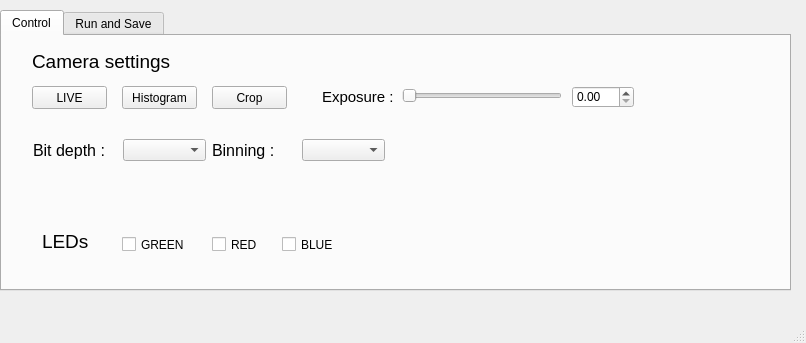
Qt form isoi_window.ui (JohnstonLab/OMMI) before a commit.
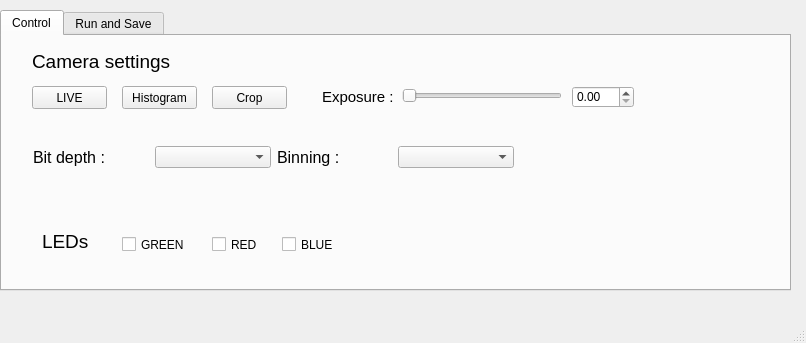
The same form after that commit. The open tabs and pages were chosen to show the change.

Commit message: GUI modifications and file size limit fct

What changed in the file:
```diff
--- a/isoi_window.ui
+++ b/isoi_window.ui
@@ -190,8 +190,8 @@
        <rect>
         <x>31</x>
         <y>101</y>
-        <width>352</width>
-        <height>26</height>
+        <width>481</width>
+        <height>41</height>
        </rect>
       </property>
       <layout class="QHBoxLayout" name="horizontalLayout">
@@ -208,7 +208,7 @@
         </widget>
        </item>
        <item>
-        <widget class="QComboBox" name="binBox"/>
+        <widget class="QComboBox" name="bitBox"/>
        </item>
        <item>
         <widget class="QLabel" name="label_3">
@@ -223,7 +223,7 @@
         </widget>
        </item>
        <item>
-        <widget class="QComboBox" name="bitBox"/>
+        <widget class="QComboBox" name="binBox"/>
        </item>
       </layout>
      </widget>
```
Left out of the diff: 4 changed lines with no effect on the pictures. The commit also changes 2 other files.
